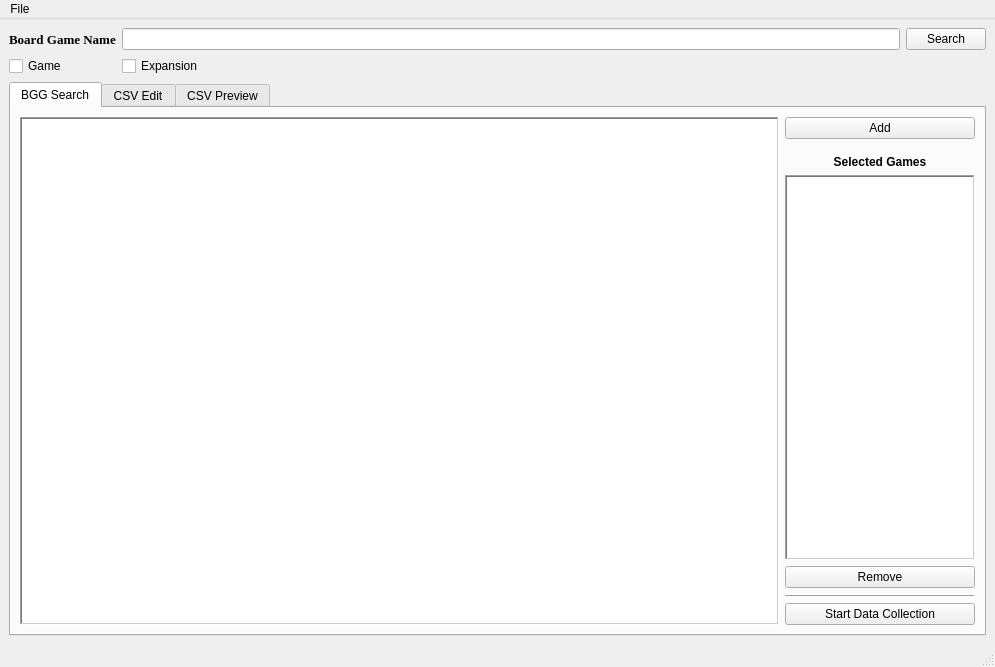
First picture: the form in main_window.ui, repository lucaono13/Board-Game-Info-Grabber, before the edit.
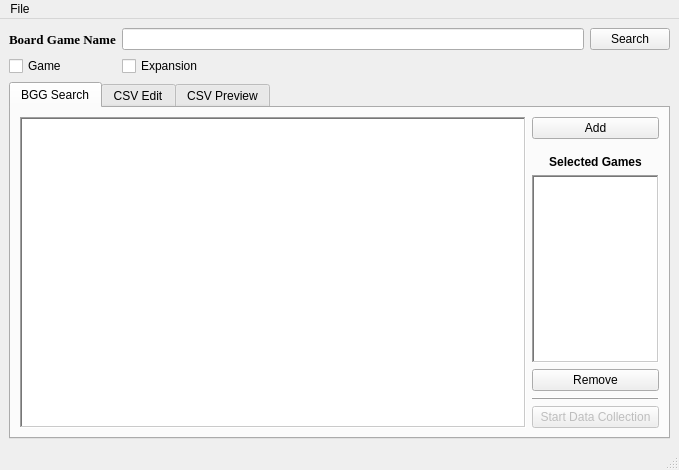
Second picture: the form after the edit.

The edit to the form file:
```diff
--- a/main_window.ui
+++ b/main_window.ui
@@ -6,8 +6,8 @@
    <rect>
     <x>0</x>
     <y>0</y>
-    <width>995</width>
-    <height>667</height>
+    <width>679</width>
+    <height>470</height>
    </rect>
   </property>
   <property name="windowTitle">
@@ -213,7 +213,7 @@
           <item row="8" column="0">
            <widget class="QPushButton" name="dataCollectionStart">
             <property name="enabled">
-             <bool>true</bool>
+             <bool>false</bool>
             </property>
             <property name="text">
              <string>Start Data Collection</string>
@@ -257,8 +257,8 @@
     <rect>
      <x>0</x>
      <y>0</y>
-     <width>995</width>
-     <height>26</height>
+     <width>679</width>
+     <height>21</height>
     </rect>
    </property>
    <widget class="QMenu" name="menuFile">
```
